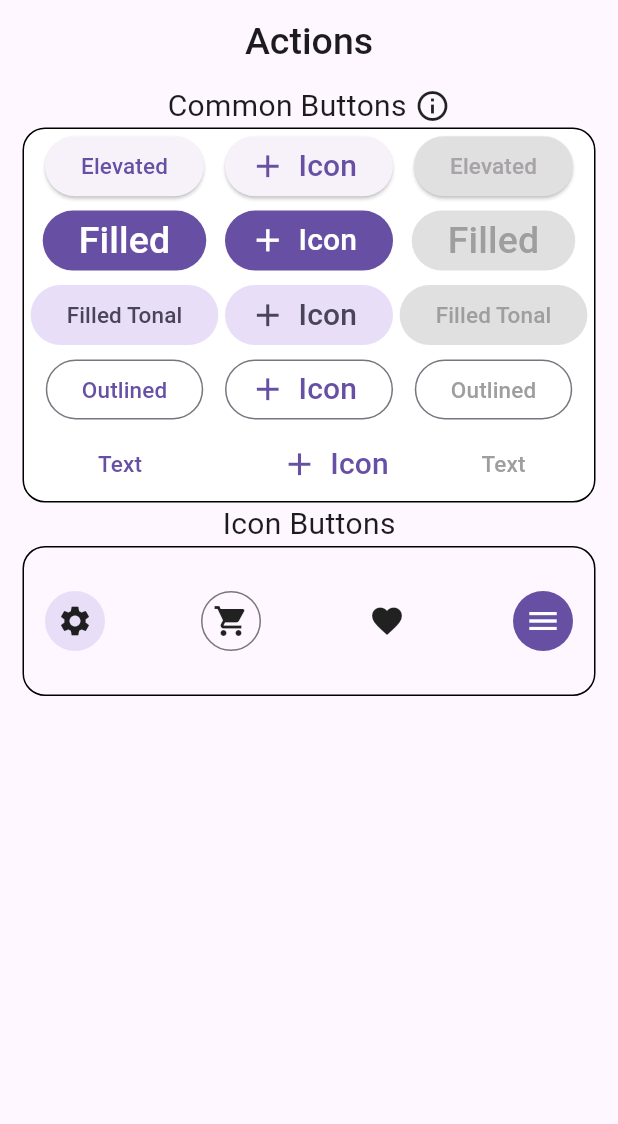
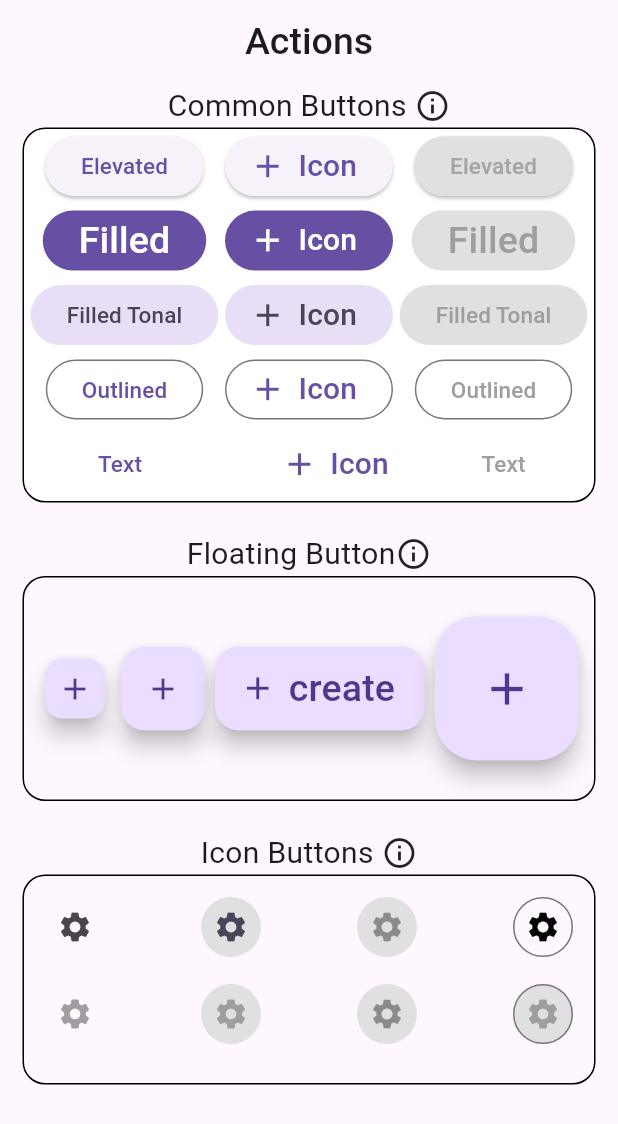
Before and after one commit to Avesh6754/clock_app_task, a Flutter app: the screen it shows after launch, on a phone screen of 412 x 824 dp. Shown: the top 1124 px of the screen. Run offline on Flutter 3.47's test engine with Material 3 defaults, Android fonts, the phone set to English and light mode, and no system bars.

Commit message:
05-08-2024

```diff
--- a/lib/screens/IconPages.dart
+++ b/lib/screens/IconPages.dart
@@ -28,7 +28,6 @@ class _IconpagesState extends State<Iconpages> {
       body: Padding(
         padding: const EdgeInsets.only(left: 15, right: 15),
         child: Column(
-
           children: [
             const Row(
               mainAxisAlignment: MainAxisAlignment.center,
@@ -110,7 +109,9 @@ class _IconpagesState extends State<Iconpages> {
                                   Colors.grey.shade300)),
                           onPressed: () {},
                           child: commonbutton(
-                              name: "Filled Tonal", size: 15, color: Colors.grey))
+                              name: "Filled Tonal",
+                              size: 15,
+                              color: Colors.grey))
                     ],
                   ),
                   Row(
@@ -126,7 +127,8 @@ class _IconpagesState extends State<Iconpages> {
                       ),
                       OutlinedButton(
                           style: ButtonStyle(
-                             overlayColor: WidgetStateProperty.all(Colors.grey)),
+                              overlayColor:
+                                  WidgetStateProperty.all(Colors.grey)),
                           onPressed: () {},
                           child: commonbutton(
                               name: "Outlined", size: 15, color: Colors.grey))
@@ -138,14 +140,18 @@ class _IconpagesState extends State<Iconpages> {
                       TextButton(
                           onPressed: () {},
                           child: commonbutton(name: "  Text", size: 15)),
-                      SizedBox(width: 10,),TextButton.icon(
+                      SizedBox(
+                        width: 10,
+                      ),
+                      TextButton.icon(
                         onPressed: () {},
                         icon: iconudf(size: 25, data: Icons.add),
                         label: commonbutton(name: "Icon", size: 20),
                       ),
                       TextButton(
                           style: ButtonStyle(
-                              overlayColor: WidgetStateProperty.all(Colors.grey)),
+                              overlayColor:
+                                  WidgetStateProperty.all(Colors.grey)),
                           onPressed: () {},
                           child: commonbutton(
                               name: "Text", size: 15, color: Colors.grey))
@@ -154,12 +160,19 @@ class _IconpagesState extends State<Iconpages> {
                 ],
               ),
             ),
+            SizedBox(height: 20,),
+            const Row(
+              mainAxisAlignment: MainAxisAlignment.center,
+              children: [
                 Text(
-                'Icon Buttons',
+                  'Floating Button',
                   style: TextStyle(fontSize: 20),
                 ),
+                Icon(Icons.info_outline)
+              ],
+            ),
             Container(
-                height: 100,
+              height: 150,
               width: double.infinity,
               padding: const EdgeInsets.all(10),
               alignment: Alignment.center,
@@ -170,32 +183,135 @@ class _IconpagesState extends State<Iconpages> {
               child: Row(
                 mainAxisAlignment: MainAxisAlignment.spaceBetween,
                 children: [
+                  FloatingActionButton.small(
+                    onPressed: () {},
+                    child: Icon(Icons.add),
+                  ),
+                  FloatingActionButton(
+                    onPressed: () {},
+                    child: Icon(Icons.add),
+                  ),
+                  FloatingActionButton.extended(
+                    label: commonbutton(name: "create", size: 25),
+                    icon: iconudf(size: 15, data: Icons.add),
+                    onPressed: () {},
+                  ),
+                  FloatingActionButton.large(
+                    onPressed: () {},
+                    child: Icon(Icons.add),
+                  )
+                ],
+              ),
+            ),
+            SizedBox(height: 20,),
+            const Row(
+              mainAxisAlignment: MainAxisAlignment.center,
+              children: [
+                Text(
+                  'Icon Buttons ',
+                  style: TextStyle(fontSize: 20),
+                ),
+                Icon(Icons.info_outline)
+              ],
+            ),
+            Container(
+              height: 140,
+              width: double.infinity,
+              padding: const EdgeInsets.all(10),
+              alignment: Alignment.center,
+              decoration: BoxDecoration(
+                borderRadius: BorderRadius.circular(15),
+                border: Border.all(),
+              ),
+              child: Column(
+                children: [
+                  Row(
+                    mainAxisAlignment: MainAxisAlignment.spaceBetween,
+                    children: [
+                      IconButton(
+                        onPressed: () {},
+                        icon: const Icon(
+                          Icons.settings,
+                        ),
+                      ),
                       IconButton.filledTonal(
+                        style: ButtonStyle(
+                            backgroundColor:
+                                WidgetStateProperty.all(Colors.grey.shade300)),
                         onPressed: () {},
-                      icon: const Icon(Icons.settings, color: Colors.black87),
+                        icon: const Icon(
+                          Icons.settings,
+                        ),
+                      ),
+                      IconButton.filled(
+                        style: ButtonStyle(
+                            backgroundColor:
+                                WidgetStateProperty.all(Colors.grey.shade300)),
+                        onPressed: () {},
+                        icon: const Icon(
+                          Icons.settings,
+                          color: Colors.black38,
+                        ),
                       ),
                       IconButton.outlined(
                         onPressed: () {},
-                      icon: const Icon(Icons.shopping_cart,
-                          color: Colors.black87),
-                    ),
-                    IconButton(
-                      onPressed: () {},
                         icon: const Icon(
-                        Icons.favorite,
-                        color: Colors.black87,
-                      ),
-                    ),
-                    IconButton.filled(
-                      onPressed: () {},
-                      icon: const Icon(
-                        Icons.menu,
-                        color: Colors.white,
+                          Icons.settings,
+                          color: Colors.black,
                         ),
                       ),
                     ],
                   ),
-
+                  SizedBox(
+                    height: 10,
+                  ),
+                  Row(
+                    mainAxisAlignment: MainAxisAlignment.spaceBetween,
+                    children: [
+                      IconButton(
+                        onPressed: () {},
+                        icon: const Icon(
+                          Icons.settings,
+                          color: Colors.grey,
+                        ),
+                      ),
+                      IconButton.filledTonal(
+                        style: ButtonStyle(
+                            backgroundColor:
+                                WidgetStateProperty.all(Colors.grey.shade300)),
+                        onPressed: () {},
+                        icon: const Icon(
+                          Icons.settings,
+                          color: Colors.grey,
+                        ),
+                      ),
+                      IconButton.filled(
+                        style: ButtonStyle(
+                            backgroundColor:
+                                WidgetStateProperty.all(Colors.grey.shade300)),
+                        onPressed: () {},
+                        icon: const Icon(
+                          Icons.settings,
+                          color: Colors.black38,
+                        ),
+                      ),
+                      IconButton.outlined(
+                        style: ButtonStyle(
+                          backgroundColor: WidgetStateProperty.all(
+                            Colors.grey.shade300,
+                          ),
+                        ),
+                        onPressed: () {},
+                        icon: const Icon(
+                          Icons.settings,
+                          color: Colors.grey,
+                        ),
+                      ),
+                    ],
+                  ),
+                ],
+              ),
+            )
           ],
         ),
       ),
@@ -220,25 +336,16 @@ class _IconpagesState extends State<Iconpages> {
   }
 }
 
-List iconlist=[
-{'name':'interest',
-'icon':Icons.article},
-{'name':'My Course ',
-'icon':Icons.video_settings},
-{'name':'Todo/Done',
-'icon':Icons.trending_up},
-{'name':'Offline Articles',
-'icon':Icons.download
-},
-{'name':'Rate us',
-'icon':Icons.star},
-{'name':'Support ',
-'icon':Icons.support_agent
-},
-{'name':'Setting',
-'icon':Icons.settings
-},
-{'name':'Log out',
-'icon':Icons.logout,
+List iconlist = [
+  {'name': 'interest', 'icon': Icons.article},
+  {'name': 'My Course ', 'icon': Icons.video_settings},
+  {'name': 'Todo/Done', 'icon': Icons.trending_up},
+  {'name': 'Offline Articles', 'icon': Icons.download},
+  {'name': 'Rate us', 'icon': Icons.star},
+  {'name': 'Support ', 'icon': Icons.support_agent},
+  {'name': 'Setting', 'icon': Icons.settings},
+  {
+    'name': 'Log out',
+    'icon': Icons.logout,
   }
 ];
```
Lines whose indentation alone changed are shown as unchanged.
